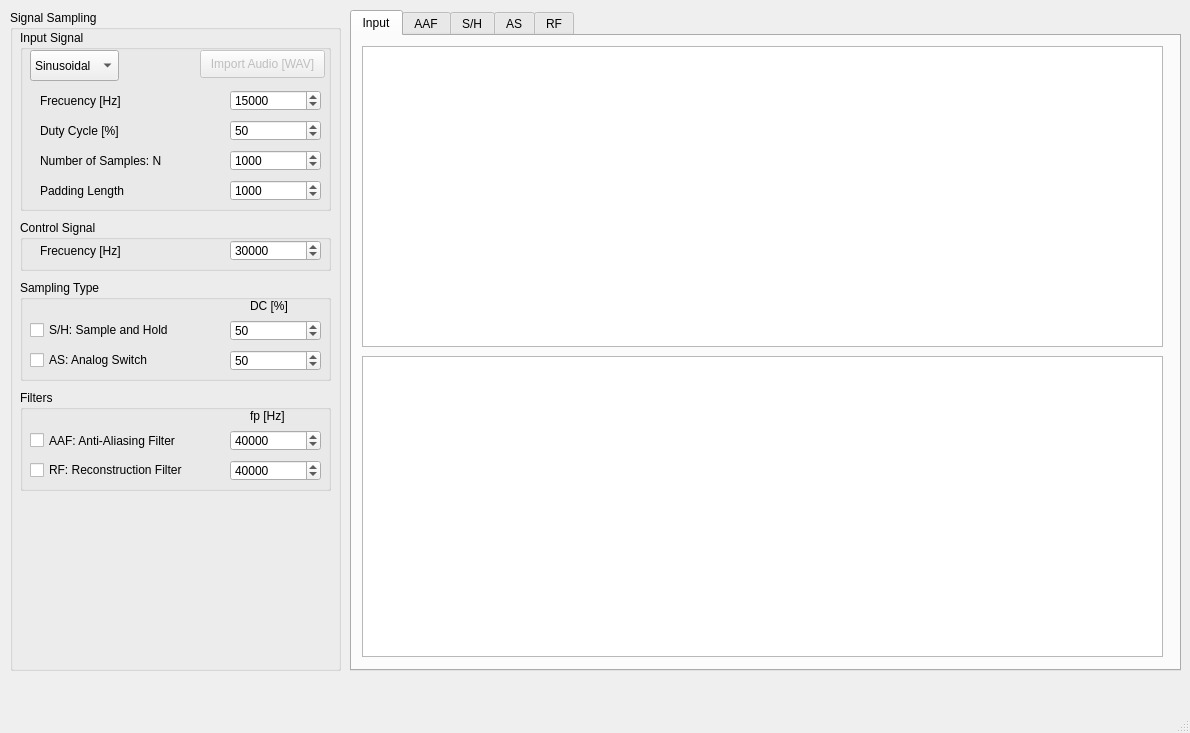
Above: qt_gui.ui from agussolari/assd_tp1_gui before the change. Below: the same form after it.
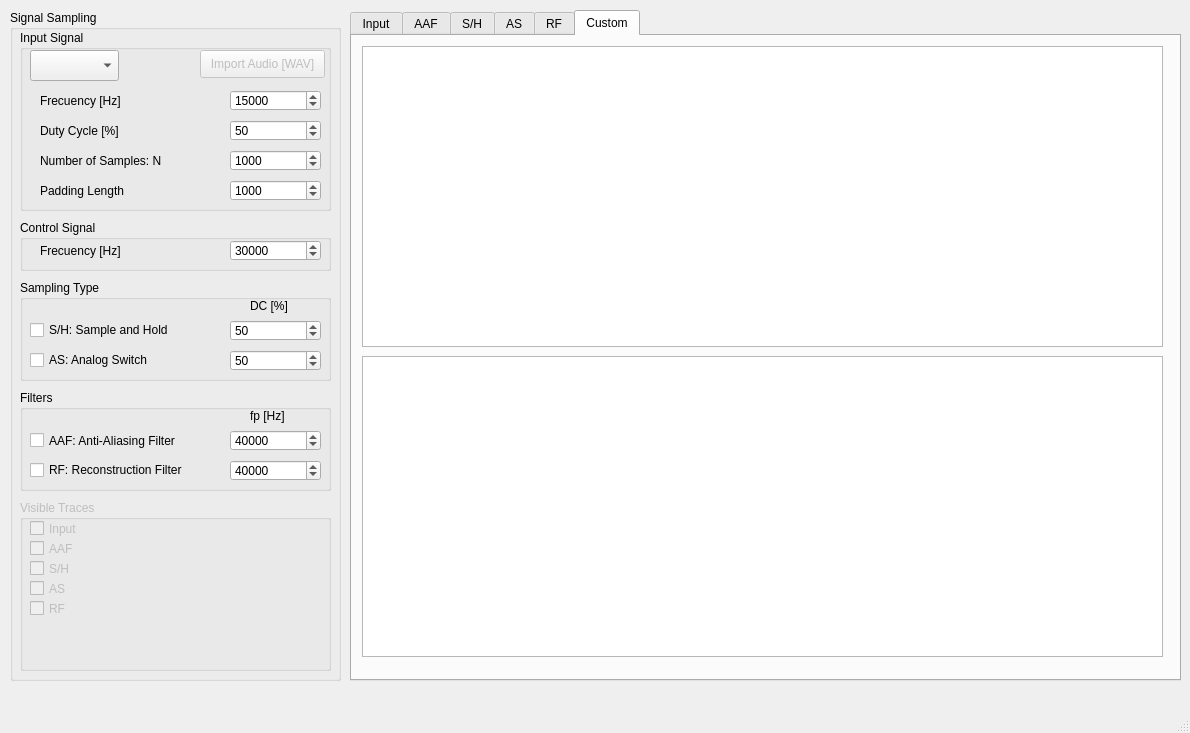
That is the form after the change. The open tabs and pages were chosen to show the change. Custom widgets are drawn as their Qt base class.

Commit message: custom Plots

Diff of the .ui file:
```diff
--- a/qt_gui.ui
+++ b/qt_gui.ui
@@ -20,7 +20,7 @@
       <x>350</x>
       <y>10</y>
       <width>831</width>
-      <height>661</height>
+      <height>671</height>
      </rect>
     </property>
     <property name="autoFillBackground">
@@ -163,6 +163,31 @@
       </property>
      </widget>
     </widget>
+    <widget class="QWidget" name="tab">
+     <attribute name="title">
+      <string>Custom</string>
+     </attribute>
+     <widget class="PlotWidget" name="plot_a_time_custom">
+      <property name="geometry">
+       <rect>
+        <x>10</x>
+        <y>10</y>
+        <width>801</width>
+        <height>301</height>
+       </rect>
+      </property>
+     </widget>
+     <widget class="PlotWidget" name="plot_a_freq_custom">
+      <property name="geometry">
+       <rect>
+        <x>10</x>
+        <y>320</y>
+        <width>801</width>
+        <height>301</height>
+       </rect>
+      </property>
+     </widget>
+    </widget>
    </widget>
    <widget class="QGroupBox" name="box_signalSampling">
     <property name="geometry">
@@ -170,7 +195,7 @@
       <x>10</x>
       <y>10</y>
       <width>331</width>
-      <height>661</height>
+      <height>671</height>
      </rect>
     </property>
     <property name="title">
@@ -204,7 +229,7 @@
        </rect>
       </property>
       <property name="currentIndex">
-       <number>0</number>
+       <number>-1</number>
       </property>
       <item>
        <property name="text">
@@ -612,6 +637,90 @@
       </property>
      </widget>
     </widget>
+    <widget class="QGroupBox" name="box_custom">
+     <property name="enabled">
+      <bool>false</bool>
+     </property>
+     <property name="geometry">
+      <rect>
+       <x>10</x>
+       <y>490</y>
+       <width>311</width>
+       <height>171</height>
+      </rect>
+     </property>
+     <property name="title">
+      <string>Visible Traces</string>
+     </property>
+     <property name="checkable">
+      <bool>false</bool>
+     </property>
+     <widget class="QCheckBox" name="check_customInput">
+      <property name="geometry">
+       <rect>
+        <x>10</x>
+        <y>20</y>
+        <width>70</width>
+        <height>17</height>
+       </rect>
+      </property>
+      <property name="text">
+       <string>Input</string>
+      </property>
+     </widget>
+     <widget class="QCheckBox" name="check_customAS">
+      <property name="geometry">
+       <rect>
+        <x>10</x>
+        <y>80</y>
+        <width>70</width>
+        <height>17</height>
+       </rect>
+      </property>
+      <property name="text">
+       <string>AS</string>
+      </property>
+     </widget>
+     <widget class="QCheckBox" name="check_customRF">
+      <property name="geometry">
+       <rect>
+        <x>10</x>
+        <y>100</y>
+        <width>70</width>
+        <height>17</height>
+       </rect>
+      </property>
+      <property name="text">
+       <string>RF</string>
+      </property>
+     </widget>
+     <widget class="QCheckBox" name="check_customSH">
+      <property name="geometry">
+       <rect>
+        <x>10</x>
+        <y>60</y>
+        <width>70</width>
+        <height>17</height>
+       </rect>
+      </property>
+      <property name="text">
+       <string>S/H</string>
+      </property>
+     </widget>
+     <widget class="QCheckBox" name="check_customAAF">
+      <property name="geometry">
+       <rect>
+        <x>10</x>
+        <y>40</y>
+        <width>70</width>
+        <height>17</height>
+       </rect>
+      </property>
+      <property name="text">
+       <string>AAF</string>
+      </property>
+     </widget>
+    </widget>
    </widget>
   </widget>
   <widget class="QMenuBar" name="menubar">
```
Left out of the diff: 2 changed lines with no effect on the pictures. The commit also changes 5 other files.
